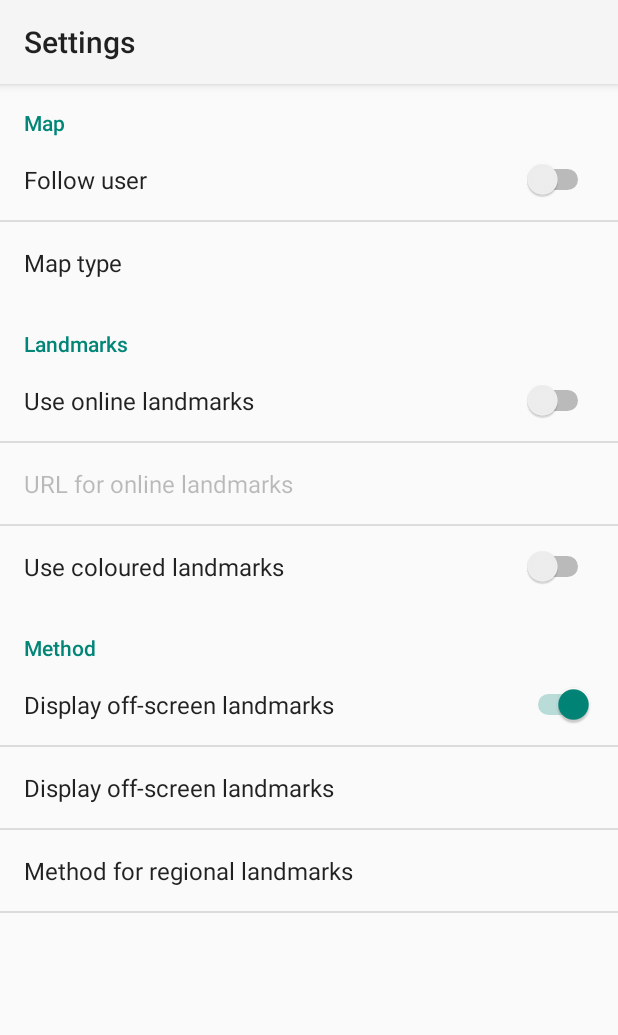
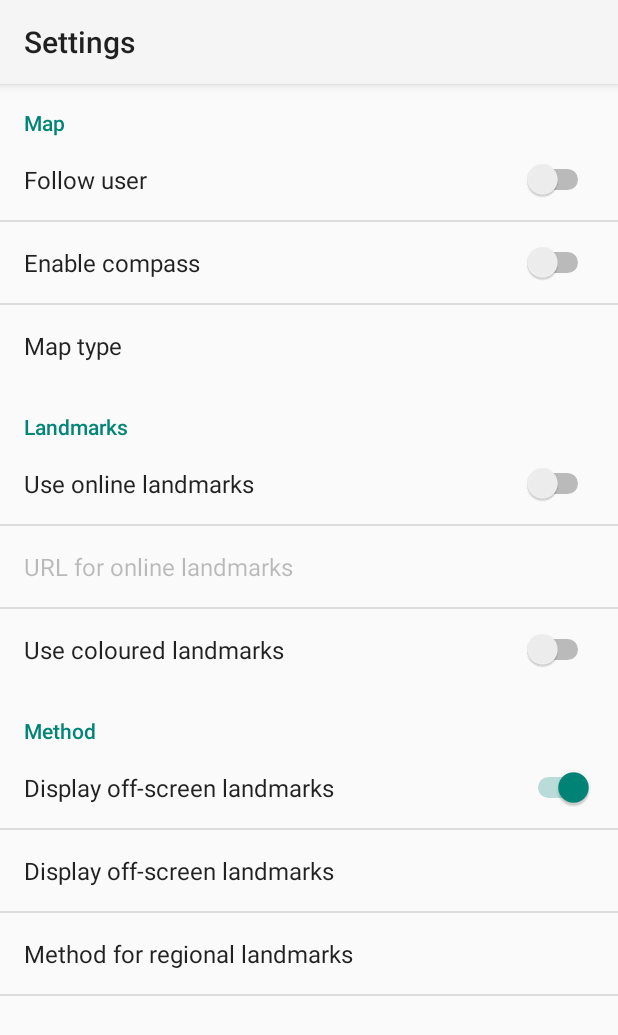
Before and after one commit to ifgi-sil/WayTO-App, an Android app: the screen it shows after launch (SettingsActivity), in the options menu, after a tap on "Settings", on a phone screen of 412 x 824 dp. Shown: the top 1035 px of the screen. Run offline under Robolectric (Android 15) with nearby library versions, the phone set to English and light mode, and no system bars; libraries missing offline, so code that uses them is left out: com.google.maps.android; pictures from the network do not load; 5 statements that could not run were skipped.

Commit message:
Enable RotateGestures and Enable Compass, that shows where north ist. Added a entry in the settings that enables or disables the compass icon.

```diff
--- a/app/src/main/java/de/ifgi/wayto_prototype/activities/MainActivity.java
+++ b/app/src/main/java/de/ifgi/wayto_prototype/activities/MainActivity.java
@@ -173,6 +173,10 @@ public class MainActivity extends FragmentActivity implements GoogleMap.OnCamera
      * Preference value for following the user's position
      */
     private boolean prefMapFollow;
+    /**
+     * Preference value for enabling the compass
+     */
+    private boolean prefMapCompass;
     /**
      * Preference value for the map type (e.g. normal, hybrid, or satellite)
      */
@@ -350,6 +354,7 @@ public class MainActivity extends FragmentActivity implements GoogleMap.OnCamera
     private void loadPreferences() {
         preferences = PreferenceManager.getDefaultSharedPreferences(getApplicationContext());
         prefMapFollow = preferences.getBoolean(SettingsActivity.PREF_KEY_MAP_FOLLOW, false);
+        prefMapCompass = preferences.getBoolean(SettingsActivity.PREF_KEY_MAP_COMPASS, false);
         prefMapType = Integer.valueOf(
                 preferences.getString(SettingsActivity.PREF_KEY_MAP_TYPE,
                         getString(R.string.map_type_normal)));
@@ -371,6 +376,13 @@ public class MainActivity extends FragmentActivity implements GoogleMap.OnCamera
         if (prefMapFollow) {
             updateMapFollowing();
         }
+        if (prefMapCompass) {
+            map.getUiSettings().setCompassEnabled(true);
+        } else {
+            map.getUiSettings().setCompassEnabled(false);
+        }
+        Log.d(TAG, "Compass enagled: " + map.getUiSettings().isCompassEnabled());
+
         int mapType = Integer.valueOf(
                 preferences.getString(SettingsActivity.PREF_KEY_MAP_TYPE,
                         getString(R.string.map_type_normal)));
@@ -437,7 +449,7 @@ public class MainActivity extends FragmentActivity implements GoogleMap.OnCamera
                 map.getUiSettings().setZoomControlsEnabled(false);
                 // Enable MyLocation but disable the corresponding button
                 map.setMyLocationEnabled(true);
-                map.getUiSettings().setMyLocationButtonEnabled(false);
+                map.getUiSettings().setMyLocationButtonEnabled(true);
                 // Animate to starting point
                 animateTo(StartingPoint, 14);
                 // Set OnCameraChangeListener
@@ -447,7 +459,7 @@ public class MainActivity extends FragmentActivity implements GoogleMap.OnCamera
                 // Set OnMapClickListener
                 map.setOnMapClickListener(this);
                 // Angela set rotation false
-                map.getUiSettings().setRotateGesturesEnabled(false);
+                map.getUiSettings().setRotateGesturesEnabled(true);
             } else {
                 // Cannot create map
                 String message = getString(R.string.log_map_cannot_create);
--- a/app/src/main/java/de/ifgi/wayto_prototype/activities/SettingsActivity.java
+++ b/app/src/main/java/de/ifgi/wayto_prototype/activities/SettingsActivity.java
@@ -13,6 +13,7 @@ import de.ifgi.wayto_prototype.fragments.SettingsFragment;
 public class SettingsActivity extends Activity {
 
     public static final String PREF_KEY_MAP_FOLLOW = "pref_key_map_follow";
+    public static final String PREF_KEY_MAP_COMPASS = "pref_key_map_compass";
     public static final String PREF_KEY_MAP_TYPE = "pref_key_map_type";
     public static final String PREF_KEY_DOWNLOAD = "pref_key_download";
     public static final String PREF_KEY_URL = "pref_key_url";
--- a/app/src/main/res/values/strings_activity_settings.xml
+++ b/app/src/main/res/values/strings_activity_settings.xml
@@ -7,6 +7,8 @@
     <string name="pref_header_map">Map</string>
 
     <string name="pref_title_map_follow">Follow user</string>
+
+    <string name="pref_title_map_compass">Enable compass</string>
 
     <string name="pref_title_map_type">Map type</string>
     <string-array name="pref_items_map_type">
--- a/app/src/main/res/xml/preferences.xml
+++ b/app/src/main/res/xml/preferences.xml
@@ -8,6 +8,11 @@
         <SwitchPreference
             android:key="pref_key_map_follow"
             android:title="@string/pref_title_map_follow"
+            android:defaultValue="false" />
+
+        <SwitchPreference
+            android:key="pref_key_map_compass"
+            android:title="@string/pref_title_map_compass"
             android:defaultValue="false" />
 
         <ListPreference
```
Also changed, not shown: 1 other file.
